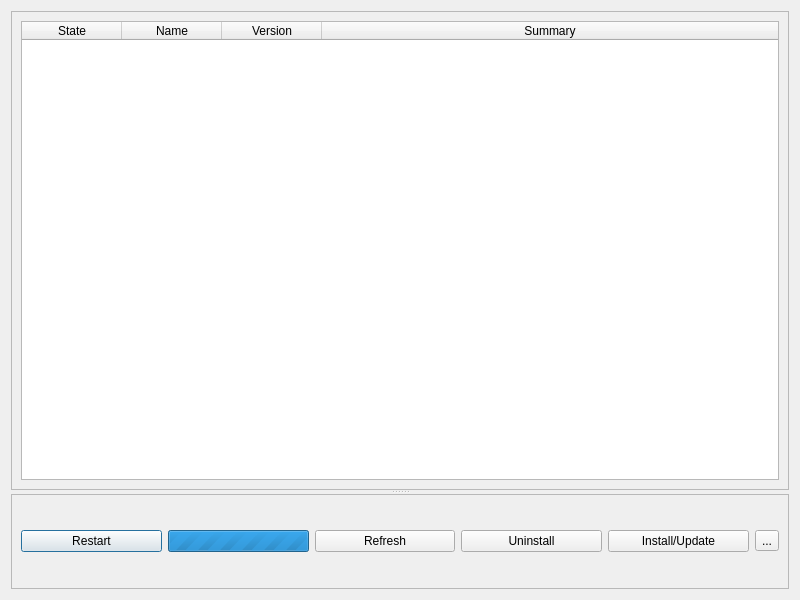
This is plover/gui_qt/plugins_manager.ui in openstenoproject/plover as Qt 5 draws it before an edit. The edited form follows.
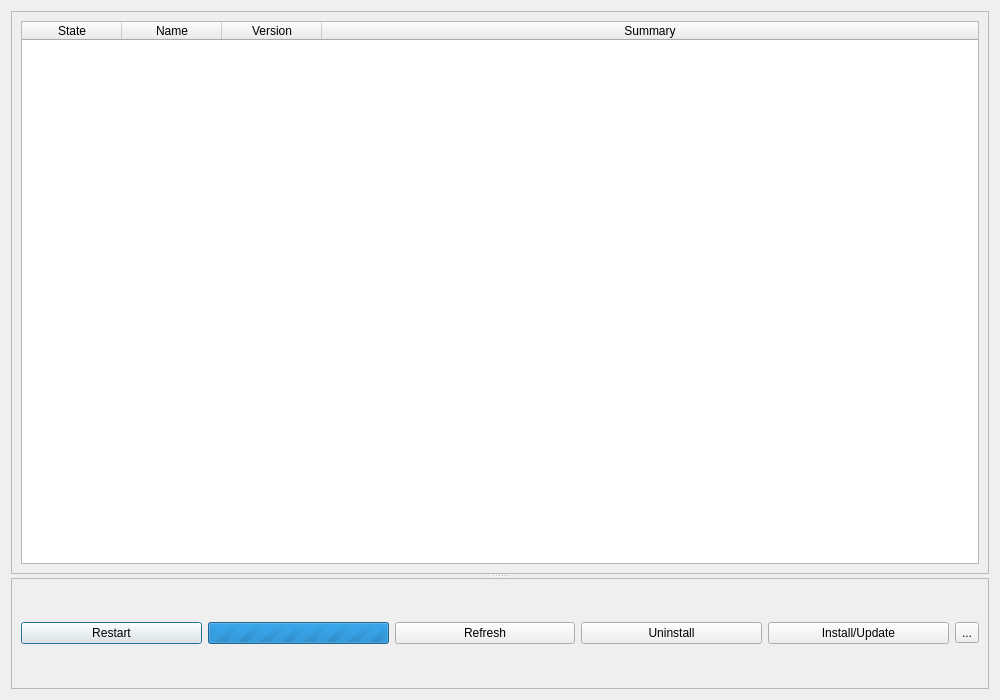
This is the edited form. Icons and pictures are not drawn.

Commit message: Fix default window sizes and extensions config table (#1789)

The edit to the form file:
```diff
--- a/plover/gui_qt/plugins_manager.ui
+++ b/plover/gui_qt/plugins_manager.ui
@@ -6,8 +6,8 @@
    <rect>
     <x>0</x>
     <y>0</y>
-    <width>800</width>
-    <height>600</height>
+    <width>1000</width>
+    <height>700</height>
    </rect>
   </property>
   <property name="windowTitle">
```
The commit also changes 4 other files.
